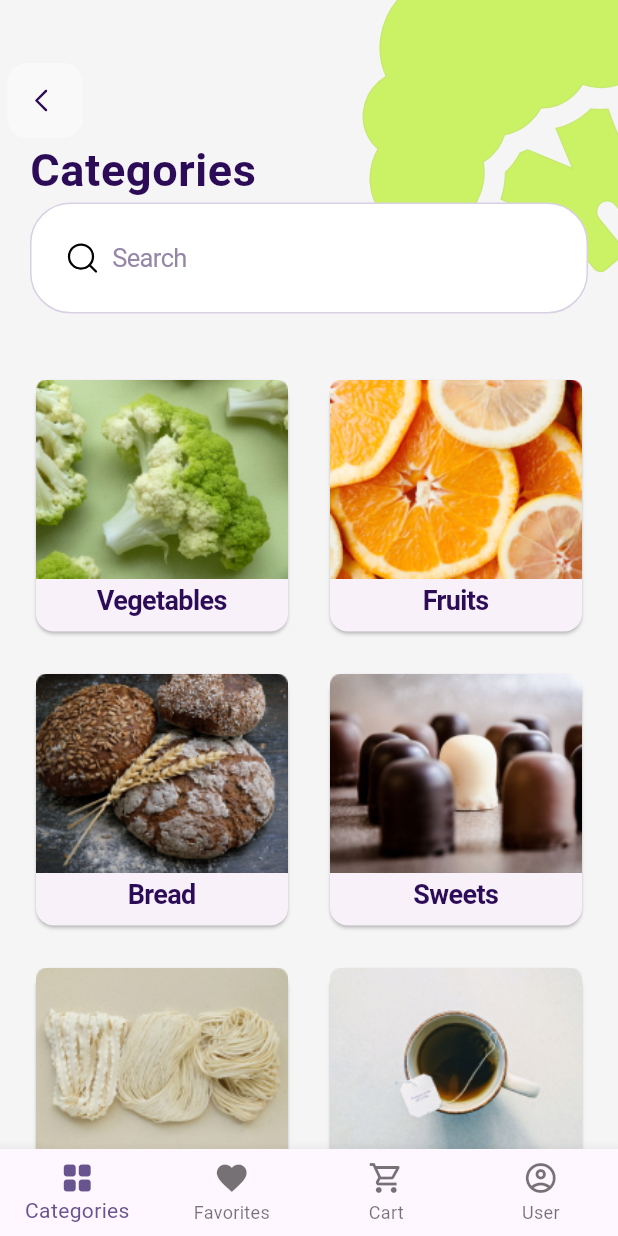
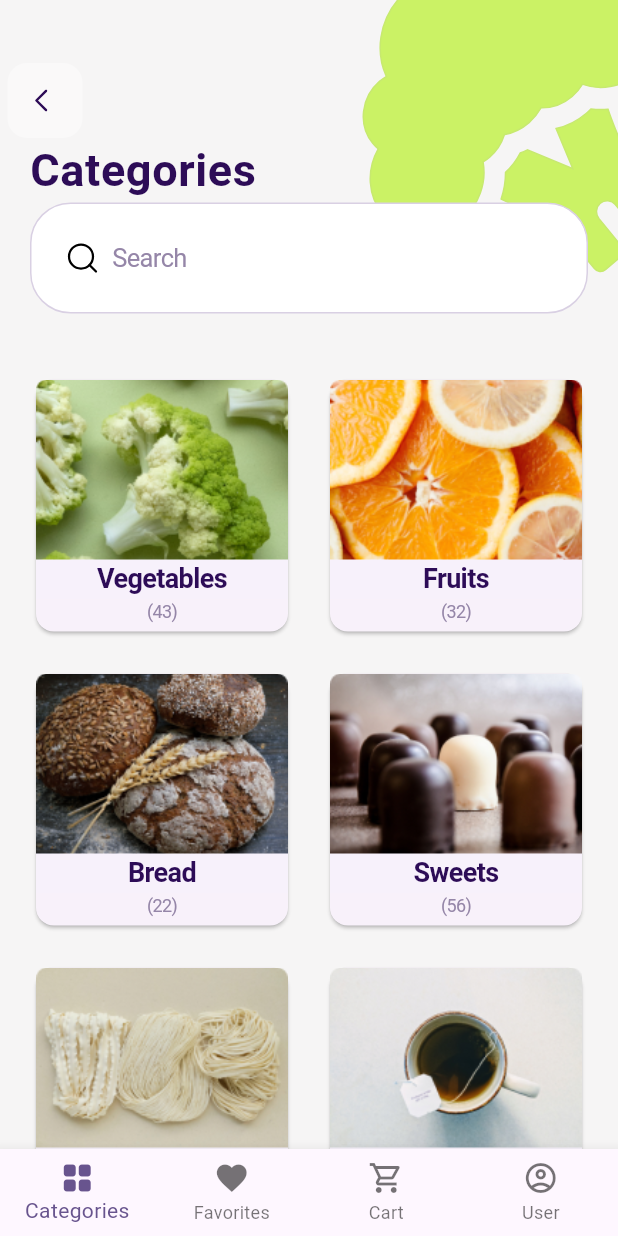
Before and after one commit to assyaIsk/flutter, a Flutter app: the Tabs screen opened by its route, on a phone screen of 412 x 824 dp. Run offline on Flutter 3.47's test engine with Material 3 defaults, Android fonts, the phone set to English and light mode, and no system bars; our stand-ins replace badges, bloc, flutter_bloc, flutter_svg, freezed_annotation.

Commit message:
style fixed

```diff
--- a/lib/screens/cart_screen.dart
+++ b/lib/screens/cart_screen.dart
@@ -44,10 +44,10 @@ class CartScreen extends StatelessWidget {
                     shape: RoundedRectangleBorder(
                       borderRadius: BorderRadius.circular(8.0),
                     ),
-                    backgroundColor: Colors.red),
+                    backgroundColor: AppStyles.redColor),
                 icon: const Icon(
                   Icons.delete,
-                  color: Colors.white,
+                  color: AppStyles.whiteColor,
                 ),
                 label: const Text(
                   'Clear Cart',
--- a/lib/screens/home_screen.dart
+++ b/lib/screens/home_screen.dart
@@ -51,7 +51,7 @@ class HomeScreen extends StatelessWidget {
                         shape: RoundedRectangleBorder(
                           borderRadius: BorderRadius.circular(8.0),
                         ),
-                        backgroundColor: AppStyles.greenBtnColor),
+                        backgroundColor: AppStyles.greenColor),
                     child: Text(
                       'order now'.toUpperCase(),
                       style: AppStyles.whiteTextStyle15,
--- a/lib/screens/profile.dart
+++ b/lib/screens/profile.dart
@@ -31,7 +31,7 @@ class ProfileScreen extends StatelessWidget {
           .map((item) => ListTile(
                 title: Text(item.name),
                 leading: const Icon(Icons.favorite),
-                iconColor: Colors.red,
+                iconColor: AppStyles.redColor,
               ))
           .toList(),
     ]);
--- a/lib/screens/vegetable_detail.dart
+++ b/lib/screens/vegetable_detail.dart
@@ -101,7 +101,7 @@ class VegetableDetailScreen extends StatelessWidget {
                                 shape: RoundedRectangleBorder(
                                   borderRadius: BorderRadius.circular(8.0),
                                 ),
-                                backgroundColor: AppStyles.greenBtnColor),
+                                backgroundColor: AppStyles.greenColor),
                           ),
                         ),
                       ],
--- a/lib/styles/style.dart
+++ b/lib/styles/style.dart
@@ -8,9 +8,12 @@ class AppStyles {
   static const Color violetColor = Color(0xff9586a8);
   static const Color violetColor2 = Color(0xFFE2CBFF);
   static const Color violetColor3 = Color(0xFFD9D0E3);
-  static const Color whiteBtnColor = Color(0xFFFFFFFF);
-  static const Color greenBtnColor = Color(0xFF0BCE83);
+  static const Color whiteColor = Colors.white;
+  static const Color greenColor = Color(0xFF0BCE83);
   static const Color blueColor = Color(0xFF6C0EE4);
+  static const Color cardColor = Color.fromARGB(255, 247, 241, 251);
+  static const Color redColor = Colors.red;
+  static const Color blackColor = Colors.black;
 
   static const TextStyle detailTitleTextStyle30 = TextStyle(
       fontSize: 30,
@@ -40,7 +43,7 @@ class AppStyles {
       fontSize: 17,
       fontWeight: FontWeight.w500,
       letterSpacing: -0.41,
-      color: AppStyles.greenBtnColor);
+      color: AppStyles.greenColor);
 
   static const TextStyle detailVioletTextStyle17 = TextStyle(
       fontSize: 17,
@@ -63,5 +66,10 @@ class AppStyles {
       fontSize: 15,
       fontWeight: FontWeight.w600,
       letterSpacing: -0.41,
-      color: Colors.white);
+      color: AppStyles.whiteColor);
+  static const TextStyle violetTextStyle12 = TextStyle(
+      fontSize: 12,
+      fontWeight: FontWeight.w400,
+      letterSpacing: -0.41,
+      color: AppStyles.violetColor);
 }
--- a/lib/widgets/categories/category_item.dart
+++ b/lib/widgets/categories/category_item.dart
@@ -9,16 +9,38 @@ class CategoryItem extends StatelessWidget {
   @override
   Widget build(BuildContext context) {
     return Card(
-      child: Column(children: [
+      child: Stack(children: [
         Image.asset(
-            category.image == '' ? 'assets/png/default.png' : category.image),
+          category.image == "" ? 'assets/png/default.png' : category.image,
+          fit: BoxFit.cover,
+        ),
         const SizedBox(
           height: 2,
         ),
-        Text(
-          category.name,
-          style: AppStyles.violetDarkTextStyle18,
-        )
+        Center(
+          child: Column(
+            mainAxisAlignment: MainAxisAlignment.end,
+            crossAxisAlignment: CrossAxisAlignment.stretch,
+            children: [
+              Container(
+                decoration: const BoxDecoration(color: AppStyles.cardColor),
+                child: Text(
+                  category.name,
+                  style: AppStyles.violetDarkTextStyle18,
+                  textAlign: TextAlign.center,
+                ),
+              ),
+              Container(
+                padding: const EdgeInsets.only(bottom: 5),
+                child: Text(
+                  "(${category.count})",
+                  style: AppStyles.violetTextStyle12,
+                  textAlign: TextAlign.center,
+                ),
+              ),
+            ],
+          ),
+        ),
       ]),
     );
   }
--- a/lib/widgets/categories/category_list.dart
+++ b/lib/widgets/categories/category_list.dart
@@ -43,9 +43,8 @@ class _CategoryListState extends State<CategoryList> {
                 side: const BorderSide(),
                 borderRadius: BorderRadius.circular(17.0),
               ),
-              backgroundColor: item.active
-                  ? AppStyles.violetColor2
-                  : AppStyles.whiteBtnColor);
+              backgroundColor:
+                  item.active ? AppStyles.violetColor2 : AppStyles.whiteColor);
         }).toList(),
       ),
     );
--- a/lib/widgets/header/search_panel.dart
+++ b/lib/widgets/header/search_panel.dart
@@ -19,7 +19,7 @@ class SearchPanel extends StatelessWidget {
       padding: const EdgeInsets.fromLTRB(22, 12, 22, 12),
       decoration: BoxDecoration(
         border: Border.all(color: AppStyles.violetColor3),
-        color: AppStyles.whiteBtnColor,
+        color: AppStyles.whiteColor,
         borderRadius: BorderRadius.circular(27),
       ),
       child: Row(
--- a/lib/widgets/vegetables/image_slider.dart
+++ b/lib/widgets/vegetables/image_slider.dart
@@ -41,7 +41,7 @@ class _ImageSliderState extends State<ImageSlider> {
               mainAxisAlignment: MainAxisAlignment.end,
               children: [
                 BottomAppBar(
-                  color: Colors.black.withOpacity(0),
+                  color: AppStyles.blackColor.withOpacity(0),
                   child: Row(
                     mainAxisAlignment: MainAxisAlignment.center,
                     children: <Widget>[
@@ -60,7 +60,7 @@ class _ImageSliderState extends State<ImageSlider> {
                               radius: 8,
                               backgroundColor: _currentIndex == i
                                   ? AppStyles.blueColor
-                                  : AppStyles.whiteBtnColor,
+                                  : AppStyles.whiteColor,
                             ),
                           ),
                         ),
--- a/lib/widgets/vegetables/vegetable_list.dart
+++ b/lib/widgets/vegetables/vegetable_list.dart
@@ -117,7 +117,7 @@ class VegetablesListWidget extends StatelessWidget {
                       SizedBox(
                         width: quarterWidth,
                         child: IconButton(
-                          color: AppStyles.greenBtnColor,
+                          color: AppStyles.greenColor,
                           icon: SvgPicture.asset(
                             'assets/svg/shopping-cart.svg',
                           ),
@@ -130,7 +130,7 @@ class VegetablesListWidget extends StatelessWidget {
                             shape: RoundedRectangleBorder(
                               borderRadius: BorderRadius.circular(8.0),
                             ),
-                            backgroundColor: AppStyles.greenBtnColor,
+                            backgroundColor: AppStyles.greenColor,
                           ),
                         ),
                       ),
```
Also changed, not shown: lib/widgets/vegetables/fav_button.dart (+4 -4 lines), assets/png/default.png.
